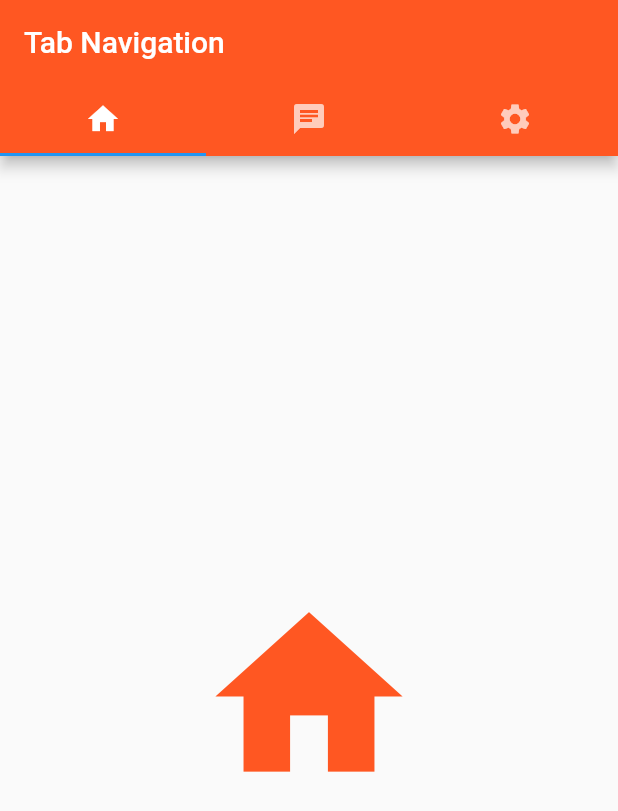
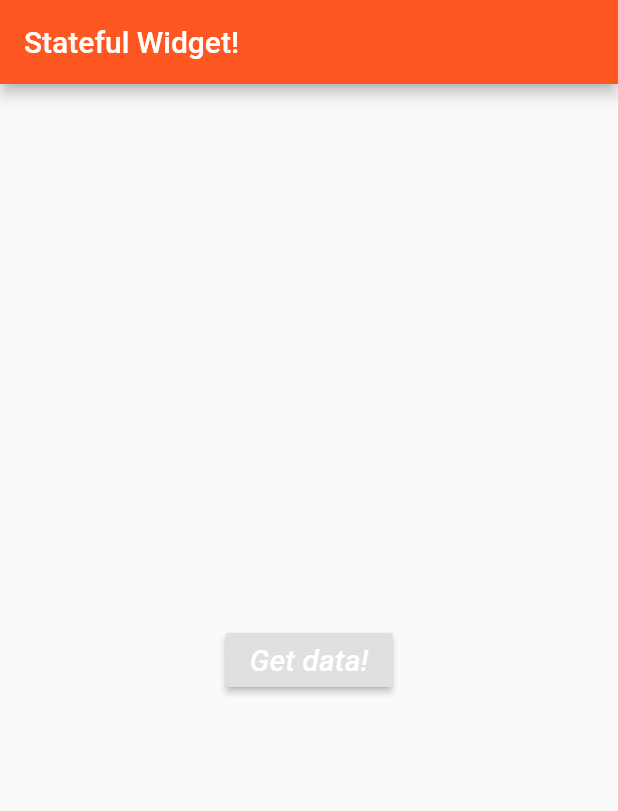
Before and after one commit to garenk02/flutter_gitbook, a Flutter app: the screen it shows after launch, on a phone screen of 412 x 824 dp. Shown: the top 811 px of the screen. Run offline on Flutter 3.47's test engine with Material 2 defaults, Android fonts, the phone set to English and light mode, and no system bars.

Commit message:
HTTP Request

```diff
--- a/lib/FirstPage.dart
+++ /dev/null
@@ -1,16 +0,0 @@
-import 'package:flutter/material.dart';
-
-class First extends StatelessWidget {
-  @override
-  Widget build(BuildContext context) {
-    return new Container(
-      child: new Center(
-        child: new Icon(
-          Icons.home,
-          size: 150.0,
-          color: Colors.deepOrange,
-        ),
-      ),
-    );
-  }
-}
--- a/lib/main.dart
+++ b/lib/main.dart
@@ -1,53 +1,48 @@
+import 'dart:async';
+import 'dart:convert'; //it allows us to convert our json to a list
+
 import 'package:flutter/material.dart';
-import './FirstPage.dart' as first;
-import './SecondPage.dart' as second;
-import './ThirdPage.dart' as third;
+import 'package:http/http.dart' as http;
 
 void main() {
-  runApp(new MaterialApp(home: new MyApp()));
+  runApp(new MaterialApp(
+    home: new HomePage()
+  ));
 }
 
-class MyApp extends StatefulWidget {
+class HomePage extends StatefulWidget {
   @override
-  MyTabState createState() => new MyTabState();
+  HomePageState createState() => new HomePageState();
 }
 
-class MyTabState extends State<MyApp> with SingleTickerProviderStateMixin {
-  TabController controller;
+class HomePageState extends State<HomePage> {
 
-  @override
-  void initState() {
-    super.initState();
-    controller = new TabController(vsync: this, length: 3);
+  //this async func will get data from the internet
+  //when our func is done we return a string
+  Future<String> getData() async {
+    //we have to wait to get the data so we use 'await'
+    http.Response response = await http.get(
+      //Uri.encodeFull removes all the dashes or extra characters present in our Uri
+      Uri.encodeFull("https://jsonplaceholder.typicode.com/posts"),
+      headers: {
+        //if your api require key then pass your key here as well e.g "key": "my-long-key"
+       "Accept": "application/json"
+      }
+    );
+    List data = jsonDecode(response.body);
+    print(data[0]["title"]);
   }
 
   @override
-  void dispose() {
-    controller.dispose();
-    super.dispose();
-  }
-
-  @override
-  Widget build(BuildContext context) {
+  Widget build(BuildContext context){
     return new Scaffold(
-        appBar: new AppBar(
-            title: new Text("Tab Navigation"),
-            backgroundColor: Colors.deepOrange,
-            bottom: new TabBar(
-              controller: controller,
-              tabs: <Widget>[
-                new Tab(icon: new Icon(Icons.home)),
-                new Tab(icon: new Icon(Icons.chat)),
-                new Tab(icon: new Icon(Icons.settings)),
-              ],
-            )),
-        body: new TabBarView(
-          controller: controller,
-          children: <Widget>[
-            new first.First(),
-            new second.Second(),
-            new third.Third()
-          ],
-        ));
+      appBar: new AppBar(title: new Text("Stateful Widget!"), backgroundColor: Colors.deepOrange),
+      body: new Center(
+        child: new RaisedButton(
+              child: new Text("Get data!", style: new TextStyle(color: Colors.white, fontStyle: FontStyle.italic, fontSize: 20.0)),
+              onPressed: getData
+        )
+      )
+    );
   }
 }
--- a/pubspec.yaml
+++ b/pubspec.yaml
@@ -23,6 +23,7 @@ dependencies:
   # The following adds the Cupertino Icons font to your application.
   # Use with the CupertinoIcons class for iOS style icons.
   cupertino_icons: ^0.1.2
+  http: ^0.12.0+2
 
 dev_dependencies:
   flutter_test:
```
Also changed, not shown: lib/SecondPage.dart (deleted, +0 -16 lines), lib/ThirdPage.dart (deleted, +0 -16 lines).
